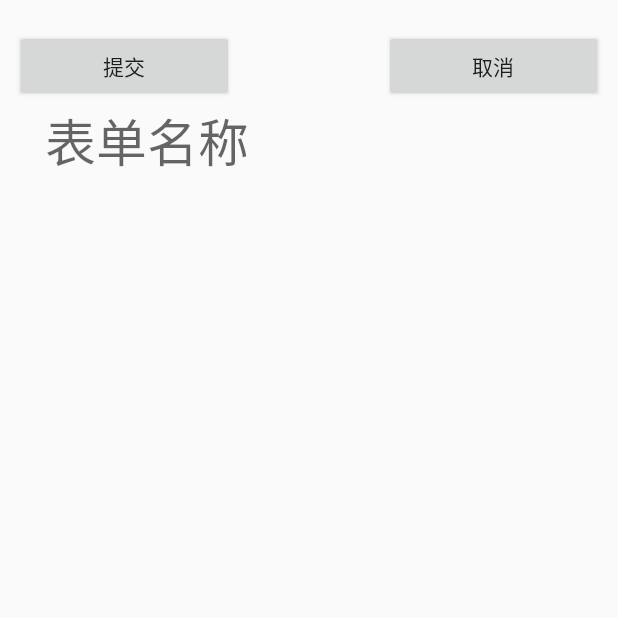
After one commit to BlackShopLongClass/Personal_Info_Collector, an Android app: the fillList screen opened directly, with no data from a screen before it, on a phone screen of 412 x 824 dp, the top half of it. The commit adds this screen. Run offline under Robolectric (Android 15) with nearby library versions, the phone set to English and light mode, and no system bars; 1 statement that could not run was skipped.

Commit message:
The first page(edit tag list) is done!

```diff
--- a/app/src/main/AndroidManifest.xml
+++ b/app/src/main/AndroidManifest.xml
@@ -44,6 +44,10 @@
         <activity
             android:name=".DynamicAddViewActivity"
             android:label="@string/title_activity_dynamic_add_view"
+            android:theme="@style/AppTheme.NoActionBar" />
+        <activity
+            android:name=".fillList"
+            android:label="@string/title_activity_fill_list"
             android:theme="@style/AppTheme.NoActionBar"></activity>
     </application>
 
--- /dev/null
+++ b/app/src/main/java/blackstorelongclass/personal_info_collector/fillList.java
@@ -0,0 +1,51 @@
+package blackstorelongclass.personal_info_collector;
+
+import android.os.Bundle;
+import android.support.design.widget.FloatingActionButton;
+import android.support.design.widget.Snackbar;
+import android.support.v7.app.AppCompatActivity;
+import android.support.v7.widget.Toolbar;
+import android.view.View;
+import android.widget.Button;
+import android.widget.LinearLayout;
+
+public class fillList extends AppCompatActivity {
+
+    private String TAG = this.getClass().getSimpleName();
+    //装在所有动态添加的Item的LinearLayout容器
+    private LinearLayout addView;
+
+    private void addViewItem(View view) {
+        if (addView.getChildCount() == 0) {//如果一个都没有，就添加一个
+            View tagView = View.inflate(this, R.layout.itemlist, null);
+            addView.addView(tagView);
+            addView.requestLayout();
+            //sortHotelViewItem();
+        } else if (((String) view.getTag()).equals("add")) {//如果有一个以上的Item,点击为添加的Item则添加
+            View hotelEvaluateView = View.inflate(this, R.layout.itemlist, null);
+            addView.addView(hotelEvaluateView);
+            sortHotelViewItem();
+        }
+        //else {
+        //  sortHotelViewItem();
+        //}
+    }
+
+    @Override
+    protected void onCreate(Bundle savedInstanceState) {
+        super.onCreate(savedInstanceState);
+        setContentView(R.layout.activity_fill_list);
+        Toolbar toolbar = (Toolbar) findViewById(R.id.toolbar);
+        setSupportActionBar(toolbar);
+
+        FloatingActionButton fab = (FloatingActionButton) findViewById(R.id.fab);
+        fab.setOnClickListener(new View.OnClickListener() {
+            @Override
+            public void onClick(View view) {
+                Snackbar.make(view, "Replace with your own action", Snackbar.LENGTH_LONG)
+                        .setAction("Action", null).show();
+            }
+        });
+    }
+
+}
--- /dev/null
+++ b/app/src/main/res/layout/activity_fill_list.xml
@@ -0,0 +1,59 @@
+<?xml version="1.0" encoding="utf-8"?>
+<ScrollView xmlns:android="http://schemas.android.com/apk/res/android"
+    android:layout_width="match_parent"
+    android:layout_height="wrap_content"
+    android:id="@+id/fillList">
+
+    <RelativeLayout
+        android:layout_width="match_parent"
+        android:layout_height="match_parent"
+        android:orientation="vertical"
+        android:padding="10dp">
+
+        <LinearLayout
+            android:id="@+id/topButton"
+            android:layout_width="match_parent"
+            android:layout_height="wrap_content"
+            android:orientation="horizontal">
+
+            <Button
+                android:id="@+id/submit"
+                android:layout_width="match_parent"
+                android:layout_height="wrap_content"
+                android:layout_marginRight="50dp"
+                android:layout_marginTop="10dp"
+                android:layout_weight="3"
+                android:text="提交" />
+
+            <Button
+                android:id="@+id/cancel"
+                android:layout_width="match_parent"
+                android:layout_height="wrap_content"
+                android:layout_weight="3"
+                android:layout_marginTop="10dp"
+                android:layout_marginLeft="50dp"
+                android:text="取消" />
+        </LinearLayout>
+
+        <TextView
+            android:id="@+id/listTopic"
+            android:layout_width="wrap_content"
+            android:layout_height="wrap_content"
+            android:layout_below="@+id/topButton"
+            android:layout_weight="2"
+            android:text="表单名称"
+            android:layout_marginLeft="20dp"
+            android:layout_marginRight="20dp"
+            android:textAlignment="textStart"
+            android:textAppearance="@style/TextAppearance.AppCompat.Display1" />
+
+
+        <LinearLayout
+            android:id="@+id/fl_addView"
+            android:layout_width="match_parent"
+            android:layout_height="wrap_content"
+            android:layout_below="@+id/constant_name"
+            android:orientation="vertical" />
+
+    </RelativeLayout>
+</ScrollView>
--- a/app/src/main/res/values/strings.xml
+++ b/app/src/main/res/values/strings.xml
@@ -23,4 +23,5 @@
     <string name="title_activity_test_addedittext">test_addedittext</string>
     <string name="title_activity_dynamic_add_view">DynamicAddViewActivity</string>
     <string name="title_activity_dymatic_add_view">DymaticAddViewActivity</string>
+    <string name="title_activity_fill_list">fillList</string>
 </resources>
```
Also changed, not shown: app/src/main/java/blackstorelongclass/personal_info_collector/DynamicAddViewActivity.java (+16 -16 lines), app/src/main/java/blackstorelongclass/personal_info_collector/listMonitor/userList.java (+10 -6 lines), app/src/main/res/layout/content_fill_list.xml (added, +11 -0 lines), app/src/main/res/layout/filllistitem.xml (added, +24 -0 lines).
